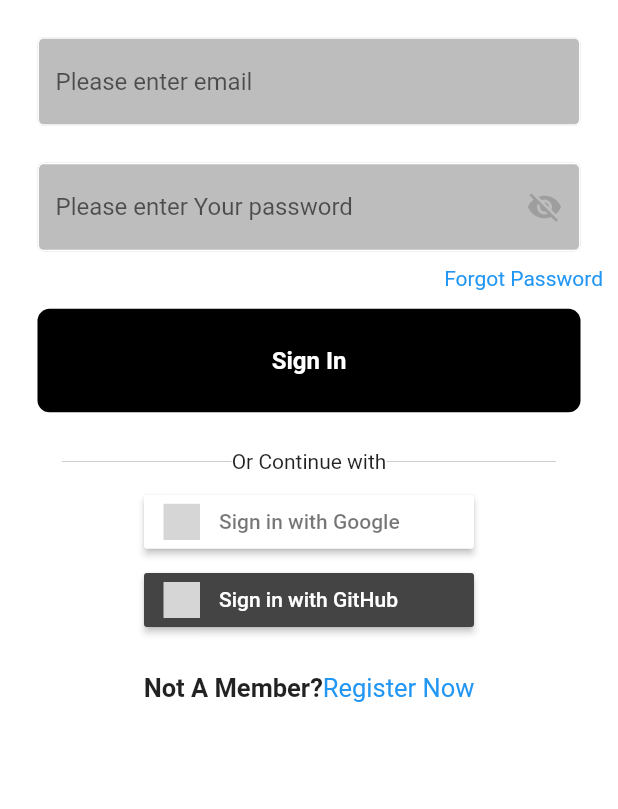
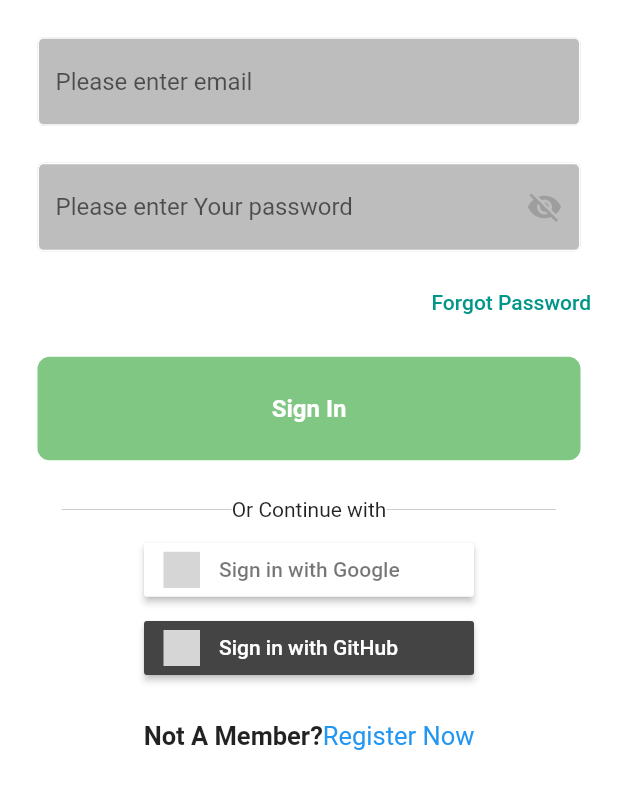
Before and after one commit to Master5551/Job_Scout, a Flutter app: the screen it shows after launch, after a tap on "Next", on a phone screen of 412 x 824 dp, the part 425-1234 px from its top. Run offline on Flutter 3.47's test engine with Material 2 defaults, Android fonts, the phone set to English and light mode, and no system bars; our stand-ins replace firebase_auth, firebase_core, flutter_signin_button, flutter_svg, fluttertoast, google_sign_in and 1 more; accounts and stored records are empty; network calls fail; grey boxes are pictures that could not be loaded.

Commit message:
Added_forgot_password_functionality

```diff
--- a/lib/Authentication/login_page.dart
+++ b/lib/Authentication/login_page.dart
@@ -1,6 +1,7 @@
 import 'package:firebase_auth/firebase_auth.dart';
 import 'package:flutter/material.dart';
 import 'package:google_sign_in/google_sign_in.dart';
+import 'package:job_scout/Authentication/forgot_password_screen.dart';
 import 'package:job_scout/Authentication/home_page.dart';
 import 'package:job_scout/Authentication/welcome_screen.dart';
 import 'package:job_scout/components/my_button.dart';
@@ -213,15 +214,20 @@ class _LoginPageState extends State<LoginPage> {
                   ),
                 ),
               ),
-              const Padding(
+              Padding(
                 padding: EdgeInsets.fromLTRB(5, 10, 10, 0),
                 child: Row(
                   mainAxisAlignment: MainAxisAlignment.end,
                   children: [
-                    Text(
-                      'Forgot Password',
-                      style: TextStyle(color: Colors.blue),
-                    ),
+                    TextButton(
+                      style: TextButton.styleFrom(foregroundColor: Colors.teal),
+                        onPressed: () {
+                          Navigator.push(
+                              context,
+                              MaterialPageRoute(
+                                  builder: (context) => ForgotPasswordScreen()));
+                        },
+                        child: Text('Forgot Password'))
                   ],
                 ),
               ),
--- a/lib/components/my_button.dart
+++ b/lib/components/my_button.dart
@@ -15,7 +15,7 @@ class MyButton extends StatelessWidget {
         padding: const EdgeInsets.all(25),
         margin: const EdgeInsets.symmetric(horizontal: 25),
         decoration: BoxDecoration(
-            color: Colors.black, borderRadius: BorderRadius.circular(8)),
+            color: Colors.green[300], borderRadius: BorderRadius.circular(8)),
         child: const Center(
           child: Text(
             "Sign In",
--- a/lib/main.dart
+++ b/lib/main.dart
@@ -28,10 +28,7 @@ class MainApp extends StatelessWidget {
   Widget build(BuildContext context) {
     return const MaterialApp(
       debugShowCheckedModeBanner: false,
-      // theme: ThemeData(
-      //   primaryColor: kPrimaryColor2,
-      //   scaffoldBackgroundColor: Colors.white,
-      // ),
+
       home: HomePage(),
     );
   }
```
Also changed, not shown: lib/Authentication/forgot_password_screen.dart (added, +80 -0 lines).
